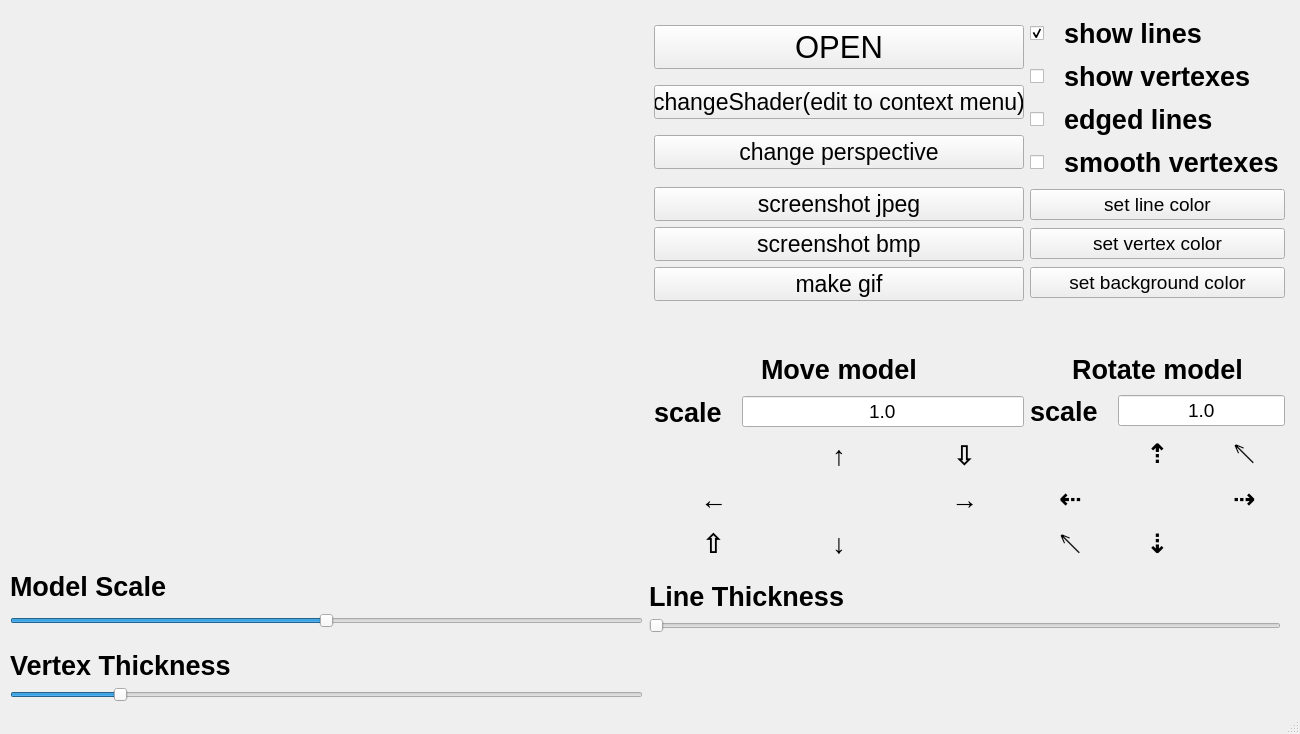
Qt form view/mainwindow.ui (maybeIllchangeitlater/3DViewer2.0) before a commit.
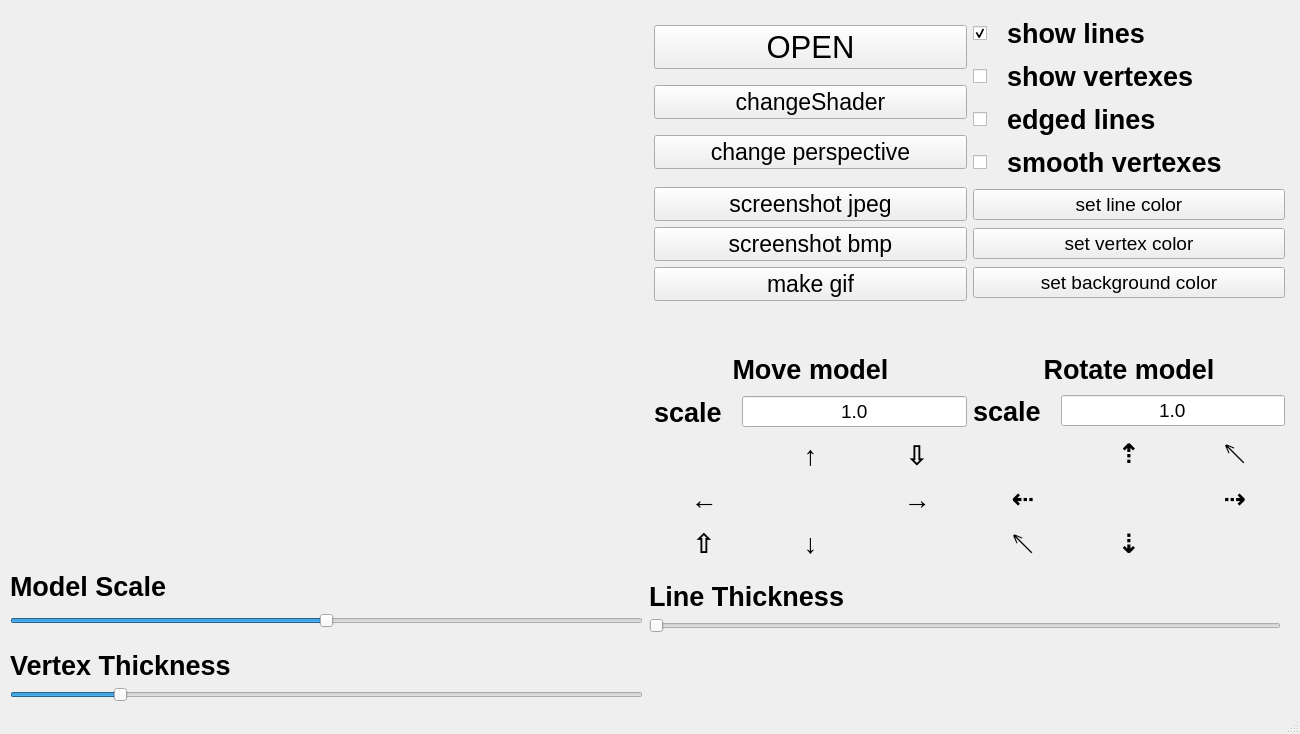
The same form after that commit.

The edit to the form file:
```diff
--- a/view/mainwindow.ui
+++ b/view/mainwindow.ui
@@ -774,7 +774,7 @@
           <string notr="true"/>
          </property>
          <property name="text">
-          <string>changeShader(edit to context menu)</string>
+          <string>changeShader</string>
          </property>
         </widget>
        </item>
```
